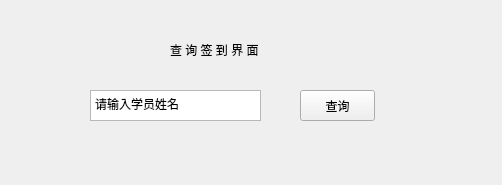
Old version of the form Qiandao/Qiandao_chaxun.ui in the repository Holy-Shine/Acrotest.
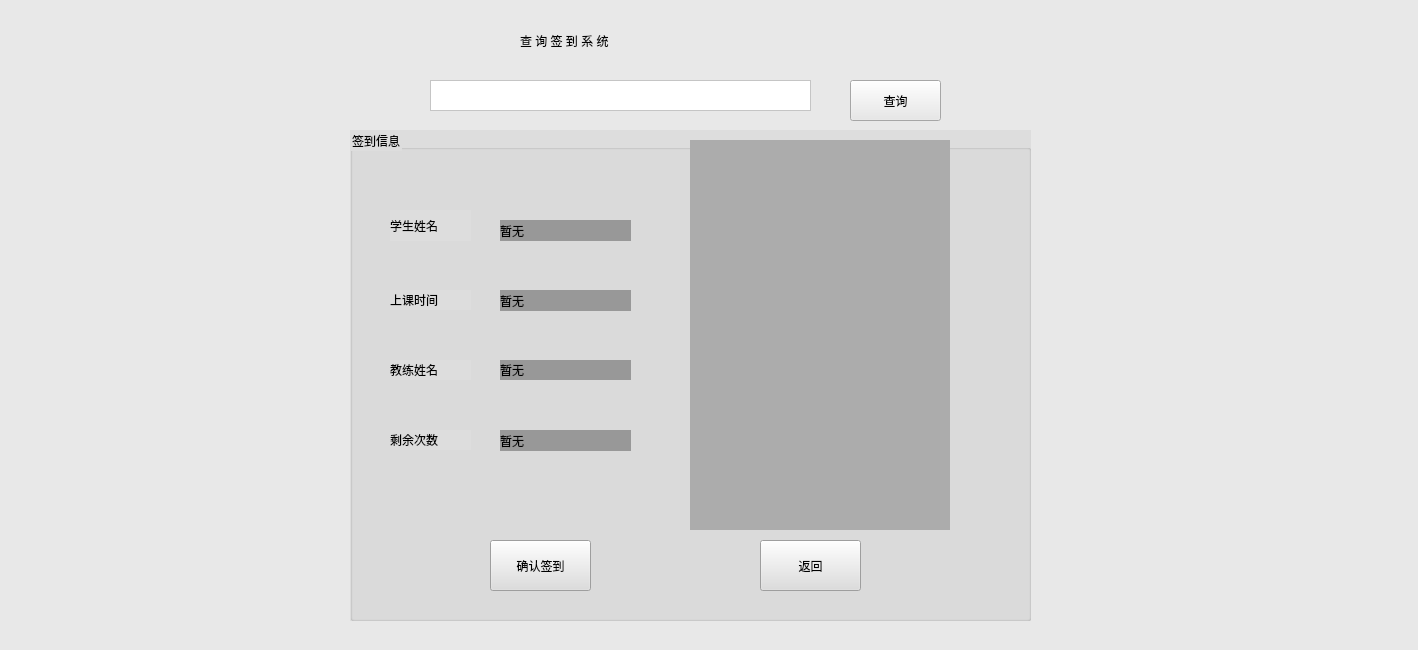
New version of the form.

The edit to the form file:
```diff
--- a/Qiandao/Qiandao_chaxun.ui
+++ b/Qiandao/Qiandao_chaxun.ui
@@ -6,56 +6,256 @@
    <rect>
     <x>0</x>
     <y>0</y>
-    <width>502</width>
-    <height>185</height>
+    <width>1418</width>
+    <height>650</height>
    </rect>
   </property>
   <property name="windowTitle">
    <string>Form</string>
   </property>
+  <property name="styleSheet">
+   <string notr="true">background-color: rgb(232, 232, 232);</string>
+  </property>
   <widget class="QTextEdit" name="textEdit">
    <property name="geometry">
     <rect>
-     <x>90</x>
-     <y>90</y>
-     <width>171</width>
+     <x>430</x>
+     <y>80</y>
+     <width>381</width>
      <height>31</height>
     </rect>
    </property>
+   <property name="styleSheet">
+    <string notr="true">background-color: rgb(255, 255, 255);
+font: 12pt &quot;宋体&quot;;</string>
+   </property>
    <property name="html">
     <string>&lt;!DOCTYPE HTML PUBLIC &quot;-//W3C//DTD HTML 4.0//EN&quot; &quot;http://www.w3.org/TR/REC-html40/strict.dtd&quot;&gt;
 &lt;html&gt;&lt;head&gt;&lt;meta name=&quot;qrichtext&quot; content=&quot;1&quot; /&gt;&lt;style type=&quot;text/css&quot;&gt;
 p, li { white-space: pre-wrap; }
-&lt;/style&gt;&lt;/head&gt;&lt;body style=&quot; font-family:'SimSun'; font-size:9pt; font-weight:400; font-style:normal;&quot;&gt;
-&lt;p style=&quot; margin-top:0px; margin-bottom:0px; margin-left:0px; margin-right:0px; -qt-block-indent:0; text-indent:0px;&quot;&gt;请输入学员姓名&lt;/p&gt;&lt;/body&gt;&lt;/html&gt;</string>
+&lt;/style&gt;&lt;/head&gt;&lt;body style=&quot; font-family:'宋体'; font-size:12pt; font-weight:400; font-style:normal;&quot;&gt;
+&lt;p style=&quot;-qt-paragraph-type:empty; margin-top:0px; margin-bottom:0px; margin-left:0px; margin-right:0px; -qt-block-indent:0; text-indent:0px;&quot;&gt;&lt;br /&gt;&lt;/p&gt;&lt;/body&gt;&lt;/html&gt;</string>
    </property>
   </widget>
   <widget class="QLabel" name="lb_topline">
    <property name="geometry">
     <rect>
-     <x>170</x>
-     <y>40</y>
-     <width>111</width>
-     <height>20</height>
+     <x>520</x>
+     <y>20</y>
+     <width>361</width>
+     <height>41</height>
     </rect>
    </property>
+   <property name="styleSheet">
+    <string notr="true">font: 75 28pt &quot;楷体&quot;;</string>
+   </property>
    <property name="text">
-    <string>查 询 签 到 界 面</string>
+    <string>查 询 签 到 系 统</string>
    </property>
   </widget>
   <widget class="QPushButton" name="bt_select">
    <property name="geometry">
     <rect>
-     <x>300</x>
-     <y>90</y>
-     <width>75</width>
-     <height>31</height>
+     <x>850</x>
+     <y>80</y>
+     <width>91</width>
+     <height>41</height>
     </rect>
    </property>
    <property name="text">
     <string>查询</string>
    </property>
   </widget>
+  <widget class="QGroupBox" name="groupBox">
+   <property name="geometry">
+    <rect>
+     <x>350</x>
+     <y>130</y>
+     <width>681</width>
+     <height>491</height>
+    </rect>
+   </property>
+   <property name="styleSheet">
+    <string notr="true">background-color: rgb(221, 221, 221);</string>
+   </property>
+   <property name="title">
+    <string>签到信息</string>
+   </property>
+   <widget class="QLabel" name="lb_name">
+    <property name="geometry">
+     <rect>
+      <x>40</x>
+      <y>80</y>
+      <width>81</width>
+      <height>31</height>
+     </rect>
+    </property>
+    <property name="styleSheet">
+     <string notr="true">font: 14pt &quot;宋体&quot;;</string>
+    </property>
+    <property name="text">
+     <string>学生姓名</string>
+    </property>
+   </widget>
+   <widget class="QLabel" name="lb_nameinfo">
+    <property name="geometry">
+     <rect>
+      <x>150</x>
+      <y>90</y>
+      <width>131</width>
+      <height>21</height>
+     </rect>
+    </property>
+    <property name="styleSheet">
+     <string notr="true">background-color: rgb(152, 152, 152);
+font: 14pt &quot;楷体&quot;;</string>
+    </property>
+    <property name="text">
+     <string>暂无</string>
+    </property>
+   </widget>
+   <widget class="QLabel" name="lb_date">
+    <property name="geometry">
+     <rect>
+      <x>40</x>
+      <y>160</y>
+      <width>81</width>
+      <height>20</height>
+     </rect>
+    </property>
+    <property name="styleSheet">
+     <string notr="true">font: 14pt &quot;宋体&quot;;</string>
+    </property>
+    <property name="text">
+     <string>上课时间</string>
+    </property>
+   </widget>
+   <widget class="QLabel" name="label">
+    <property name="geometry">
+     <rect>
+      <x>340</x>
+      <y>10</y>
+      <width>260</width>
+      <height>390</height>
+     </rect>
+    </property>
+    <property name="styleSheet">
+     <string notr="true">background-color: rgb(172, 172, 172);</string>
+    </property>
+    <property name="text">
+     <string/>
+    </property>
+   </widget>
+   <widget class="QPushButton" name="bt_trackback">
+    <property name="geometry">
+     <rect>
+      <x>410</x>
+      <y>410</y>
+      <width>101</width>
+      <height>51</height>
+     </rect>
+    </property>
+    <property name="text">
+     <string>返回</string>
+    </property>
+   </widget>
+   <widget class="QPushButton" name="bt_qiandao_confrim">
+    <property name="geometry">
+     <rect>
+      <x>140</x>
+      <y>410</y>
+      <width>101</width>
+      <height>51</height>
+     </rect>
+    </property>
+    <property name="text">
+     <string>确认签到</string>
+    </property>
+   </widget>
+   <widget class="QLabel" name="lb_coach">
+    <property name="geometry">
+     <rect>
+      <x>40</x>
+      <y>230</y>
+      <width>81</width>
+      <height>20</height>
+     </rect>
+    </property>
+    <property name="styleSheet">
+     <string notr="true">font: 14pt &quot;宋体&quot;;</string>
+    </property>
+    <property name="text">
+     <string>教练姓名</string>
+    </property>
+   </widget>
+   <widget class="QLabel" name="lb_rest">
+    <property name="geometry">
+     <rect>
+      <x>40</x>
+      <y>300</y>
+      <width>81</width>
+      <height>20</height>
+     </rect>
+    </property>
+    <property name="styleSheet">
+     <string notr="true">font: 14pt &quot;宋体&quot;;</string>
+    </property>
+    <property name="text">
+     <string>剩余次数</string>
+    </property>
+   </widget>
+   <widget class="QLabel" name="lb_dateinfo">
+    <property name="geometry">
+     <rect>
+      <x>150</x>
+      <y>160</y>
+      <width>131</width>
+      <height>21</height>
+     </rect>
+    </property>
+    <property name="styleSheet">
+     <string notr="true">background-color: rgb(152, 152, 152);
+font: 14pt &quot;楷体&quot;;</string>
+    </property>
+    <property name="text">
+     <string>暂无</string>
+    </property>
+   </widget>
+   <widget class="QLabel" name="lb_coach_info">
+    <property name="geometry">
+     <rect>
+      <x>150</x>
+      <y>230</y>
+      <width>131</width>
+      <height>20</height>
+     </rect>
+    </property>
+    <property name="styleSheet">
+     <string notr="true">background-color: rgb(152, 152, 152);
+font: 14pt &quot;楷体&quot;;</string>
+    </property>
+    <property name="text">
+     <string>暂无</string>
+    </property>
+   </widget>
+   <widget class="QLabel" name="lb_restinfo">
+    <property name="geometry">
+     <rect>
+      <x>150</x>
+      <y>300</y>
+      <width>131</width>
+      <height>21</height>
+     </rect>
+    </property>
+    <property name="styleSheet">
+     <string notr="true">background-color: rgb(152, 152, 152);
+font: 14pt &quot;楷体&quot;;</string>
+    </property>
+    <property name="text">
+     <string>暂无</string>
+    </property>
+   </widget>
+  </widget>
  </widget>
  <resources/>
  <connections/>
```
